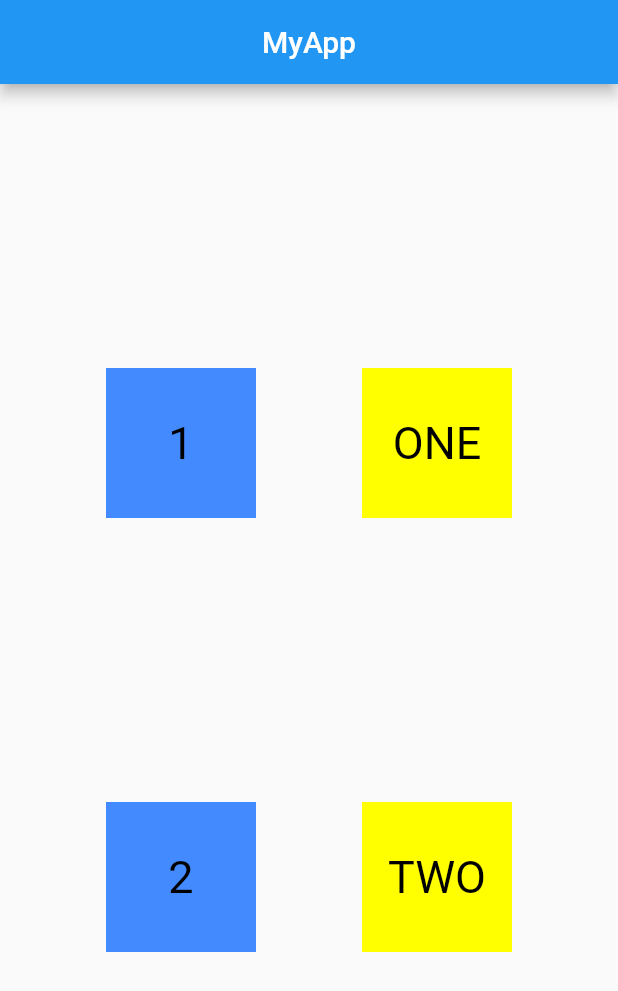
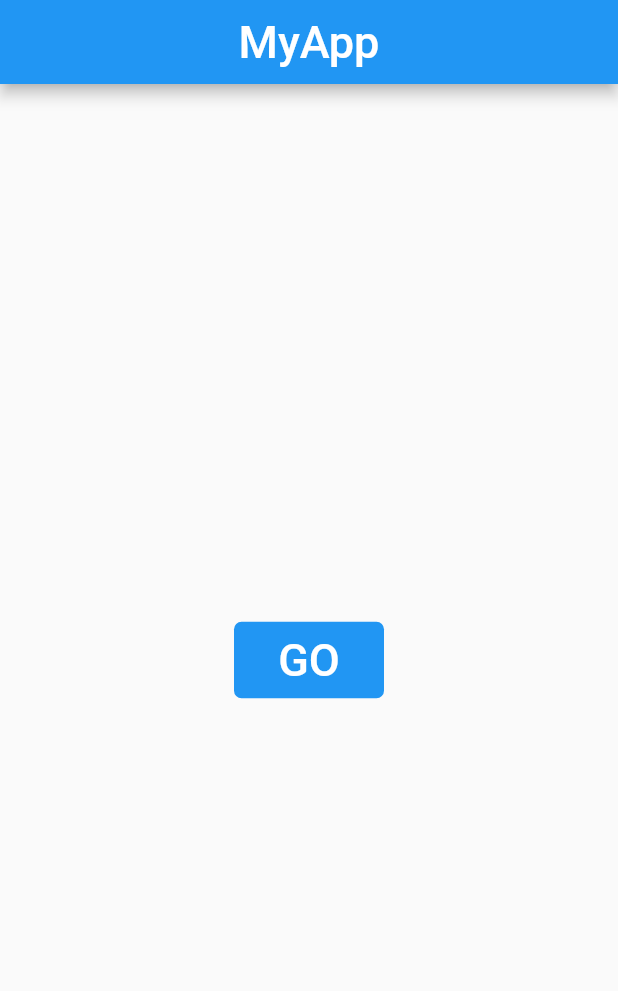
Before and after one commit to Shtirlits1972/Draggable1, a Flutter app: the screen it shows after launch, on a phone screen of 412 x 824 dp. Shown: the top 991 px of the screen. Run offline on Flutter 3.47's test engine with Material 2 defaults, Android fonts, the phone set to English and light mode, and no system bars.

Commit message:
routing
Add start page + routing

```diff
--- /dev/null
+++ b/draggable_test1/lib/app_router.dart
@@ -0,0 +1,26 @@
+import 'package:draggable_test1/second_page.dart';
+import 'package:draggable_test1/start_page.dart';
+import 'package:flutter/material.dart';
+
+class AppRouter {
+  int selectIndex = 0;
+
+  Route onGenerateRoute(RouteSettings routeSettings) {
+    switch (routeSettings.name) {
+      case '/':
+        return MaterialPageRoute(
+          builder: (context) => const StartPage(),
+        );
+
+      case '/SecondPage':
+        return MaterialPageRoute(
+          builder: (context) => const SecondPage(),
+        );
+
+      default:
+        return MaterialPageRoute(
+          builder: (context) => const StartPage(),
+        );
+    }
+  }
+}
--- a/draggable_test1/lib/main.dart
+++ b/draggable_test1/lib/main.dart
@@ -1,36 +1,20 @@
-import 'package:draggable_test1/statful_vidget.dart';
+import 'package:draggable_test1/app_router.dart';
 import 'package:flutter/material.dart';
 
 void main() => runApp(const MyApp());
 
 class MyApp extends StatelessWidget {
-  const MyApp({Key? key}) : super(key: key);
-
-  static const String _title = 'Flutter Code Sample';
-
+  const MyApp({super.key});
   @override
   Widget build(BuildContext context) {
+    final AppRouter appRouter = AppRouter();
+
     return MaterialApp(
-      title: _title,
-      home: Scaffold(
-          appBar: AppBar(
-            title: const Text('MyApp'),
-            centerTitle: true,
-          ),
-          body: Column(
-              mainAxisAlignment: MainAxisAlignment.spaceEvenly,
-              children: [
-                MyStatefulWidget(
-                  dragText: '1',
-                  targetText: 'ONE',
-                  idWidget: 1,
-                ),
-                MyStatefulWidget(
-                  dragText: '2',
-                  targetText: 'TWO',
-                  idWidget: 2,
-                ),
-              ])),
+      title: 'MyApp',
+      onGenerateRoute: appRouter.onGenerateRoute,
+      theme: ThemeData(
+        primarySwatch: Colors.blue,
+      ),
     );
   }
 }
--- /dev/null
+++ b/draggable_test1/lib/second_page.dart
@@ -0,0 +1,38 @@
+import 'package:draggable_test1/statful_vidget.dart';
+import 'package:flutter/material.dart';
+
+class SecondPage extends StatefulWidget {
+  const SecondPage({Key? key}) : super(key: key);
+
+  @override
+  _SecondPageState createState() => _SecondPageState();
+}
+
+class _SecondPageState extends State<SecondPage> {
+  @override
+  Widget build(BuildContext context) {
+    return Container(
+      child: Scaffold(
+        appBar: AppBar(
+          title: const Text('MyApp'),
+          centerTitle: true,
+        ),
+        body: Column(
+          mainAxisAlignment: MainAxisAlignment.spaceEvenly,
+          children: [
+            MyStatefulWidget(
+              dragText: '1',
+              targetText: 'ONE',
+              idWidget: 1,
+            ),
+            MyStatefulWidget(
+              dragText: '2',
+              targetText: 'TWO',
+              idWidget: 2,
+            ),
+          ],
+        ),
+      ),
+    );
+  }
+}
--- /dev/null
+++ b/draggable_test1/lib/start_page.dart
@@ -0,0 +1,43 @@
+import 'package:flutter/material.dart';
+
+class StartPage extends StatefulWidget {
+  const StartPage({Key? key}) : super(key: key);
+
+  @override
+  _StartPageState createState() => _StartPageState();
+}
+
+class _StartPageState extends State<StartPage> {
+  @override
+  Widget build(BuildContext context) {
+    return Scaffold(
+      appBar: AppBar(
+        centerTitle: true,
+        title: const Text(
+          'MyApp',
+          style: TextStyle(fontSize: 30),
+        ),
+      ),
+      body: Center(
+        child: Container(
+          width: 100,
+          decoration: const BoxDecoration(
+              color: Colors.blue,
+              borderRadius: BorderRadius.all(Radius.circular(5))),
+          child: TextButton(
+            child: const Text(
+              'GO',
+              style: TextStyle(fontSize: 30, color: Colors.white),
+            ),
+            onPressed: () {
+              Navigator.pushNamed(
+                context,
+                '/SecondPage',
+              );
+            },
+          ),
+        ),
+      ),
+    );
+  }
+}
```
